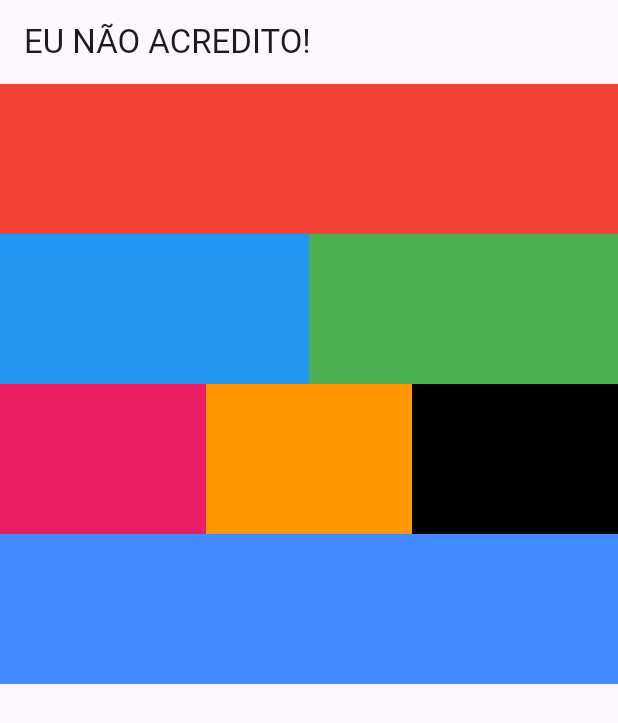
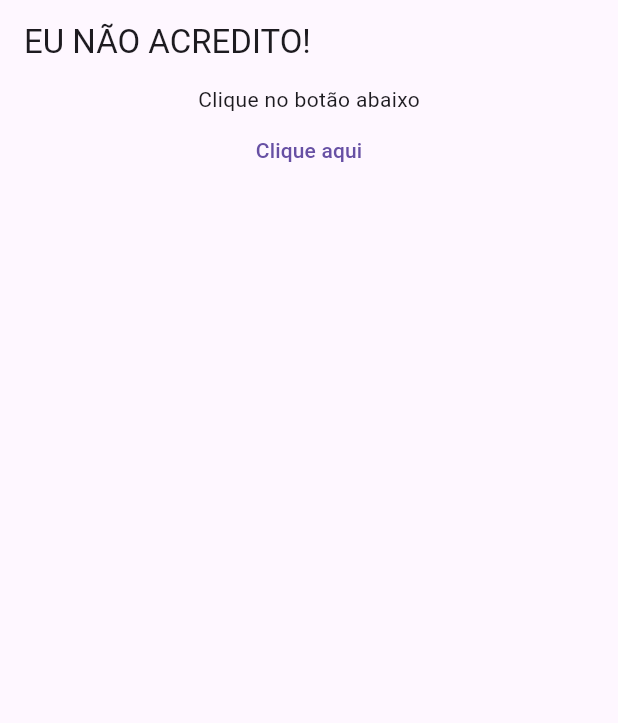
Before and after one commit to pedrokoerich/cashcontrol, a Flutter app: the screen it shows after launch, on a phone screen of 412 x 824 dp. Shown: the top 723 px of the screen. Run offline on Flutter 3.47's test engine with Material 3 defaults, Android fonts, the phone set to English and light mode, and no system bars.

Commit message:
Criando Botões

```diff
--- a/lib/main.dart
+++ b/lib/main.dart
@@ -12,6 +12,11 @@ void main() => runApp( const CashControl() );
 class CashControl extends StatelessWidget {
   const CashControl({super.key});
 
+  //functions
+  pressButton(){
+    print("Clicou nbo botão, eu não acredito");
+  }
+
   @override
   Widget build(BuildContext context) {
     return MaterialApp(
@@ -19,62 +24,16 @@ class CashControl extends StatelessWidget {
         appBar: AppBar(
           title: const Text('EU NÃO ACREDITO!')
         ),
-        body: Column(
-          children: <Widget>[
-            Container(
-              height: 100,
-              color: Colors.red,
-            ),
-            Row(
-              children: [
-                Expanded(
-                  child: Container(
-                    height: 100,
-                    color: Colors.blue,
-                  ),
-                ),
-                Expanded(
-                  child: Container(
-                    height: 100,
-                    color: Colors.green,
-                  ),
-                ),
-              ],
-            ),
-            Row(
-              children: <Widget> [
-                Expanded(
-                  child: Container(
-                    height: 100,
-                    color: Colors.pink,
-                  ),
-                ),
-                Expanded(
-                  child: Container(
-                    height: 100,
-                    color: Colors.orange,
-                  ),
-                ),
-                Expanded(
-                  child: Container(
-                    height: 100,
-                    color: Colors.black,
-                  ),
-                ),
-              ],
-            ),
-            Row(
-              children: <Widget> [
-                Expanded(
-                  child: Container(
-                    height: 100,
-                    color: Colors.blueAccent,
-                  ),
-                )
-              ],
-            )
-          ],
-
+        body: Center(
+          child: Column (
+            children: <Widget>[
+              const Text("Clique no botão abaixo"),
+              TextButton(
+                onPressed: pressButton,
+                child: const Text("Clique aqui")
+              )
+            ],
+          )
         )
       )
     );
```
